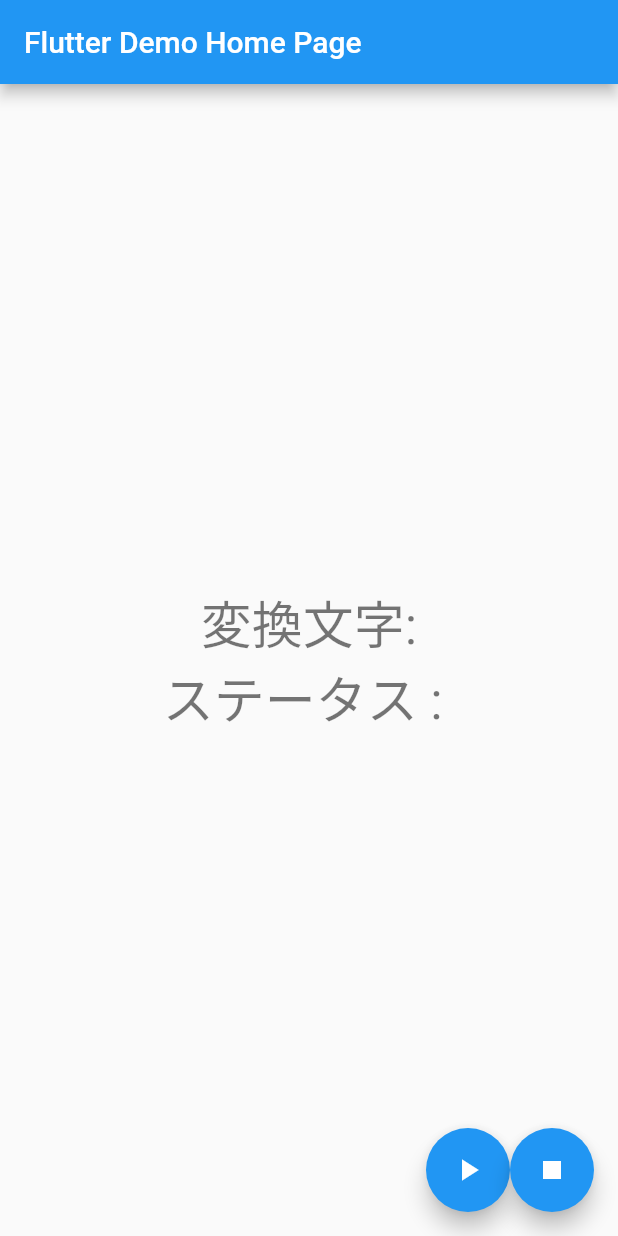
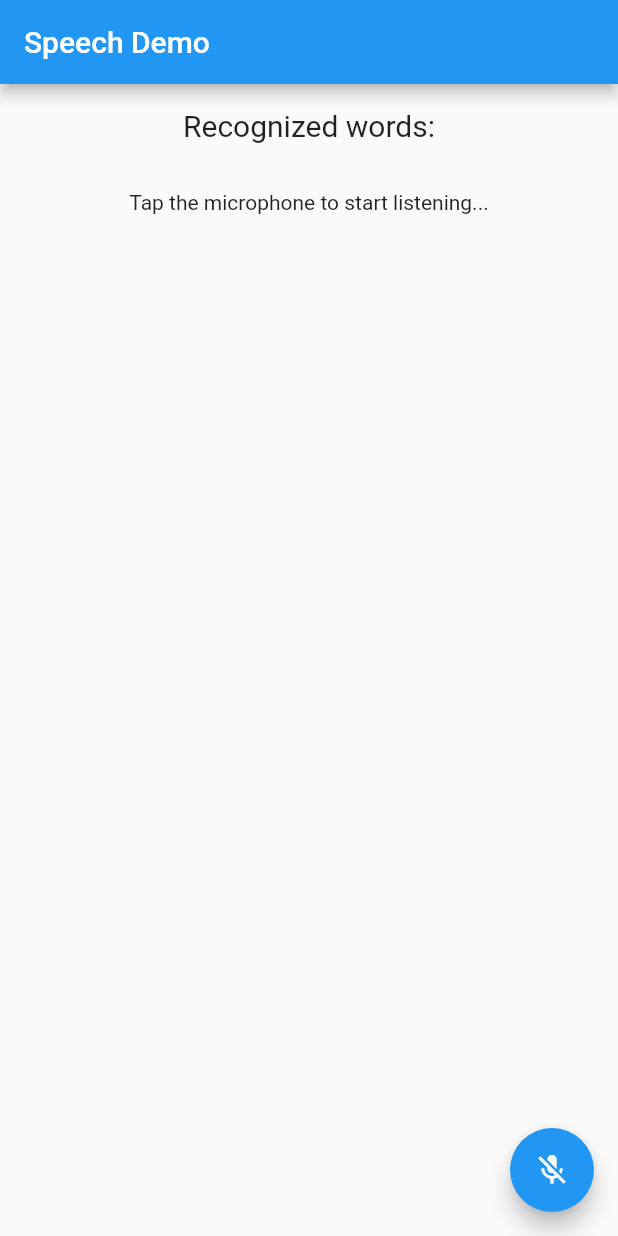
Before and after one commit to Keiji-morita/lisnerfunctiontest, a Flutter app: the screen it shows after launch, on a phone screen of 412 x 824 dp. Run offline on Flutter 3.47's test engine with Material 2 defaults, Android fonts, the phone set to English and light mode, and no system bars; our stand-ins replace speech_to_text.

Commit message:
use example

```diff
--- a/lib/main.dart
+++ b/lib/main.dart
@@ -1,7 +1,6 @@
 import 'package:flutter/material.dart';
-import 'package:speech_to_text/speech_recognition_error.dart';
 import 'package:speech_to_text/speech_recognition_result.dart';
-import 'package:speech_to_text/speech_to_text.dart' as stt;
+import 'package:speech_to_text/speech_to_text.dart';
 
 void main() {
   runApp(MyApp());
@@ -12,56 +11,55 @@ class MyApp extends StatelessWidget {
   Widget build(BuildContext context) {
     return MaterialApp(
       title: 'Flutter Demo',
-      theme: ThemeData(
-        primarySwatch: Colors.blue,
-      ),
-      home: MyHomePage(title: 'Flutter Demo Home Page'),
+      home: MyHomePage(),
     );
   }
 }
 
 class MyHomePage extends StatefulWidget {
-  MyHomePage({Key? key, this.title}) : super(key: key);
-  final String? title;
+  MyHomePage({Key? key}) : super(key: key);
+
   @override
   _MyHomePageState createState() => _MyHomePageState();
 }
 
 class _MyHomePageState extends State<MyHomePage> {
-  String lastWords = "";
-  String lastError = '';
-  String lastStatus = '';
-  stt.SpeechToText speech = stt.SpeechToText();
+  SpeechToText _speechToText = SpeechToText();
+  bool _speechEnabled = false;
+  String _lastWords = '';
 
-  Future<void> _speak() async {
-    bool available = await speech.initialize(
-        onError: errorListener, onStatus: statusListener);
-    if (available) {
-      speech.listen(onResult: resultListener);
-    } else {
-      print("The user has denied the use of speech recognition.");
-    }
+  @override
+  void initState() {
+    super.initState();
+    _initSpeech();
   }
 
-  Future<void> _stop() async {
-    speech.stop();
+  /// This has to happen only once per app
+  void _initSpeech() async {
+    _speechEnabled = await _speechToText.initialize();
+    setState(() {});
   }
 
-  void resultListener(SpeechRecognitionResult result) {
-    setState(() {
-      lastWords = '${result.recognizedWords}';
-    });
+  /// Each time to start a speech recognition session
+  void _startListening() async {
+    await _speechToText.listen(onResult: _onSpeechResult);
+    setState(() {});
   }
 
-  void errorListener(SpeechRecognitionError error) {
-    setState(() {
-      lastError = '${error.errorMsg} - ${error.permanent}';
-    });
+  /// Manually stop the active speech recognition session
+  /// Note that there are also timeouts that each platform enforces
+  /// and the SpeechToText plugin supports setting timeouts on the
+  /// listen method.
+  void _stopListening() async {
+    await _speechToText.stop();
+    setState(() {});
   }
 
-  void statusListener(String status) {
+  /// This is the callback that the SpeechToText plugin calls when
+  /// the platform returns recognized words.
+  void _onSpeechResult(SpeechRecognitionResult result) {
     setState(() {
-      lastStatus = '$status';
+      _lastWords = result.recognizedWords;
     });
   }
 
@@ -69,28 +67,46 @@ class _MyHomePageState extends State<MyHomePage> {
   Widget build(BuildContext context) {
     return Scaffold(
       appBar: AppBar(
-        title: Text(widget.title!),
+        title: Text('Speech Demo'),
       ),
       body: Center(
         child: Column(
           mainAxisAlignment: MainAxisAlignment.center,
           children: <Widget>[
-            Text(
-              '変換文字:$lastWords',
-              style: Theme.of(context).textTheme.headline4,
+            Container(
+              padding: EdgeInsets.all(16),
+              child: Text(
+                'Recognized words:',
+                style: TextStyle(fontSize: 20.0),
+              ),
             ),
-            Text(
-              'ステータス : $lastStatus',
-              style: Theme.of(context).textTheme.headline4,
+            Expanded(
+              child: Container(
+                padding: EdgeInsets.all(16),
+                child: Text(
+                  // If listening is active show the recognized words
+                  _speechToText.isListening
+                      ? '$_lastWords'
+                  // If listening isn't active but could be tell the user
+                  // how to start it, otherwise indicate that speech
+                  // recognition is not yet ready or not supported on
+                  // the target device
+                      : _speechEnabled
+                      ? 'Tap the microphone to start listening...'
+                      : 'Speech not available',
+                ),
+              ),
             ),
           ],
         ),
       ),
-      floatingActionButton:
-      Row(mainAxisAlignment: MainAxisAlignment.end, children: [
-        FloatingActionButton(onPressed: _speak, child: Icon(Icons.play_arrow)),
-        FloatingActionButton(onPressed: _stop, child: Icon(Icons.stop))
-      ]),
+      floatingActionButton: FloatingActionButton(
+        onPressed:
+        // If not yet listening for speech start, otherwise stop
+        _speechToText.isNotListening ? _startListening : _stopListening,
+        tooltip: 'Listen',
+        child: Icon(_speechToText.isNotListening ? Icons.mic_off : Icons.mic),
+      ),
     );
   }
 }
--- a/pubspec.yaml
+++ b/pubspec.yaml
@@ -35,6 +35,12 @@ dependencies:
   # Use with the CupertinoIcons class for iOS style icons.
   cupertino_icons: ^1.0.2
   speech_to_text: ^5.4.3
+  flutter_localizations:
+    sdk: flutter
+  avatar_glow:
+  intl:
+
+
 
 dev_dependencies:
   flutter_test:
```
Also changed, not shown: pubspec.lock, 3 other files.
